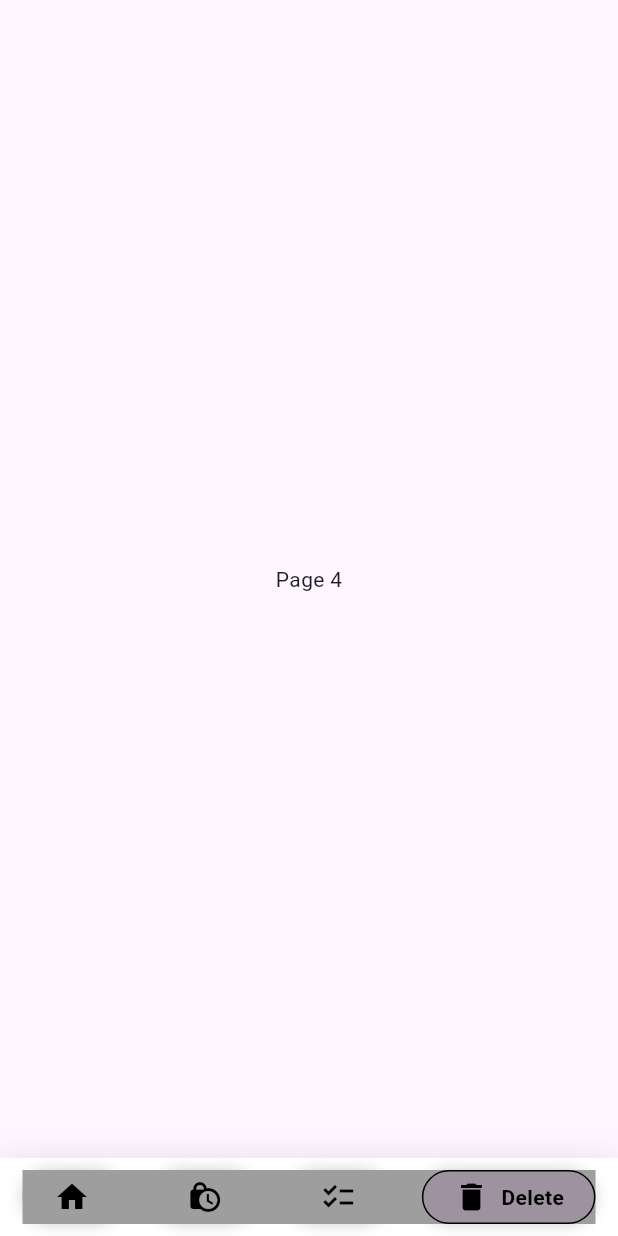
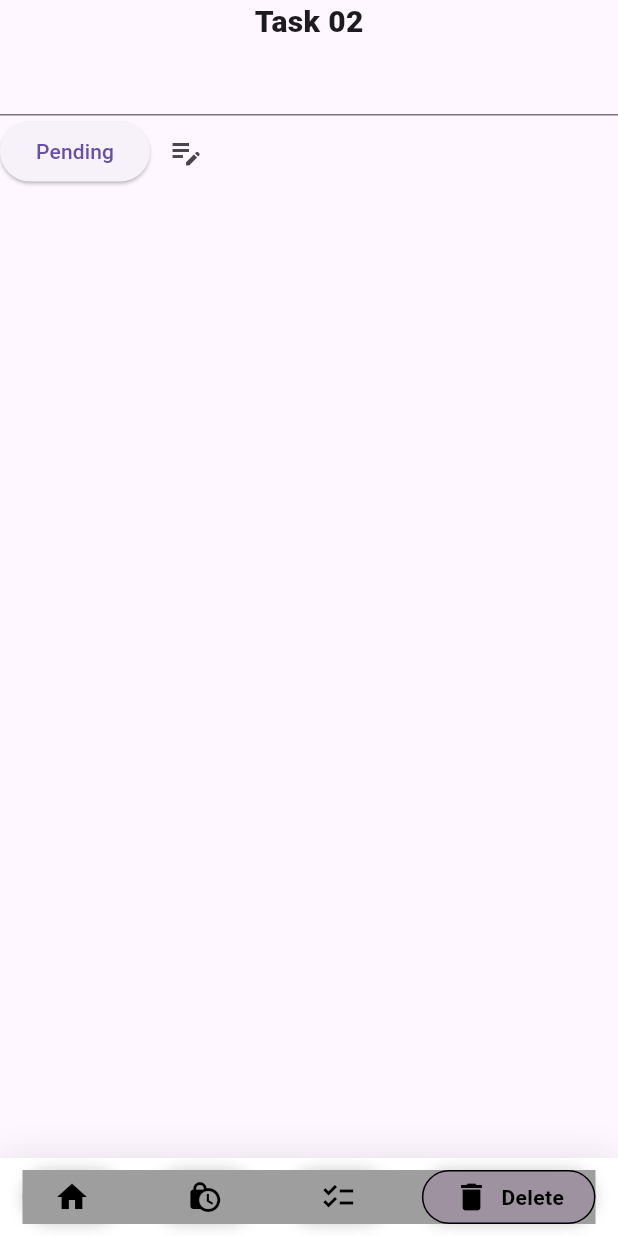
Before and after one commit to Rokeya17/DutyDash, a Flutter app: the BottomNavBarScreen screen opened directly, item 4 of the bottom bar chosen, on a phone screen of 412 x 824 dp. Run offline on Flutter 3.47's test engine with Material 3 defaults, Android fonts, the phone set to English and light mode, and no system bars; drawn by our look-alikes of google_nav_bar; our stand-ins replace flutter_svg, get, pin_code_fields.

Commit message:
Bottom Nav has been modified

```diff
--- a/lib/presentation/auth/canceled_task_screen.dart
+++ b/lib/presentation/auth/canceled_task_screen.dart
@@ -1,13 +1,13 @@
 import 'package:flutter/material.dart';
 
-class CanceledTaskScreen extends StatefulWidget {
-  const CanceledTaskScreen({super.key});
+class DeleteTaskScreen extends StatefulWidget {
+  const DeleteTaskScreen({super.key});
 
   @override
-  State<CanceledTaskScreen> createState() => _CanceledTaskScreen();
+  State<DeleteTaskScreen> createState() => _DeleteTaskScreenState();
 }
 
-class _CanceledTaskScreen extends State<CanceledTaskScreen> {
+class _DeleteTaskScreenState extends State<DeleteTaskScreen> {
   @override
   Widget build(BuildContext context) {
     return Scaffold(
--- a/lib/presentation/screens/bottomnavbar_screen.dart
+++ b/lib/presentation/screens/bottomnavbar_screen.dart
@@ -1,3 +1,7 @@
+import 'package:dutydash/presentation/auth/canceled_task_screen.dart';
+import 'package:dutydash/presentation/auth/in_progress_task.dart';
+import 'package:dutydash/presentation/auth/new_task.dart';
+import 'package:dutydash/presentation/auth/task_done_screen.dart';
 import 'package:flutter/material.dart';
 import 'package:google_nav_bar/google_nav_bar.dart';
 
@@ -10,13 +14,17 @@ class BottomNavBarScreen extends StatefulWidget {
 
 class _BottomNavBarScreenState extends State<BottomNavBarScreen> {
   int _selectedIndex = 0;
+  final List<Widget> _screens = const [
+    NewTaskScreen(),
+    InProgressScreen(),
+    TaskDone(),
+    DeleteTaskScreen(),
+  ];
 
   @override
   Widget build(BuildContext context) {
     return Scaffold(
-      body: Center(
-        child: Text('Page ${_selectedIndex + 1}'),
-      ),
+      body: _screens[_selectedIndex],
       bottomNavigationBar: Container(
         decoration: BoxDecoration(color: Colors.white, boxShadow: [
           BoxShadow(blurRadius: 20, color: Colors.black.withOpacity(.1))
```
